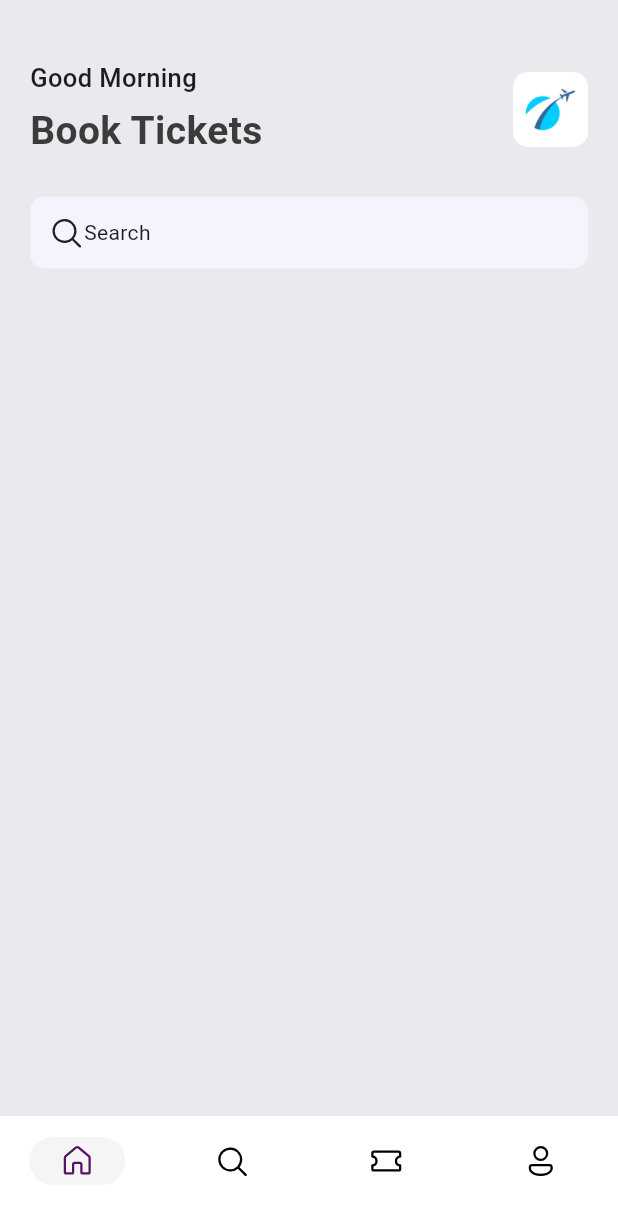
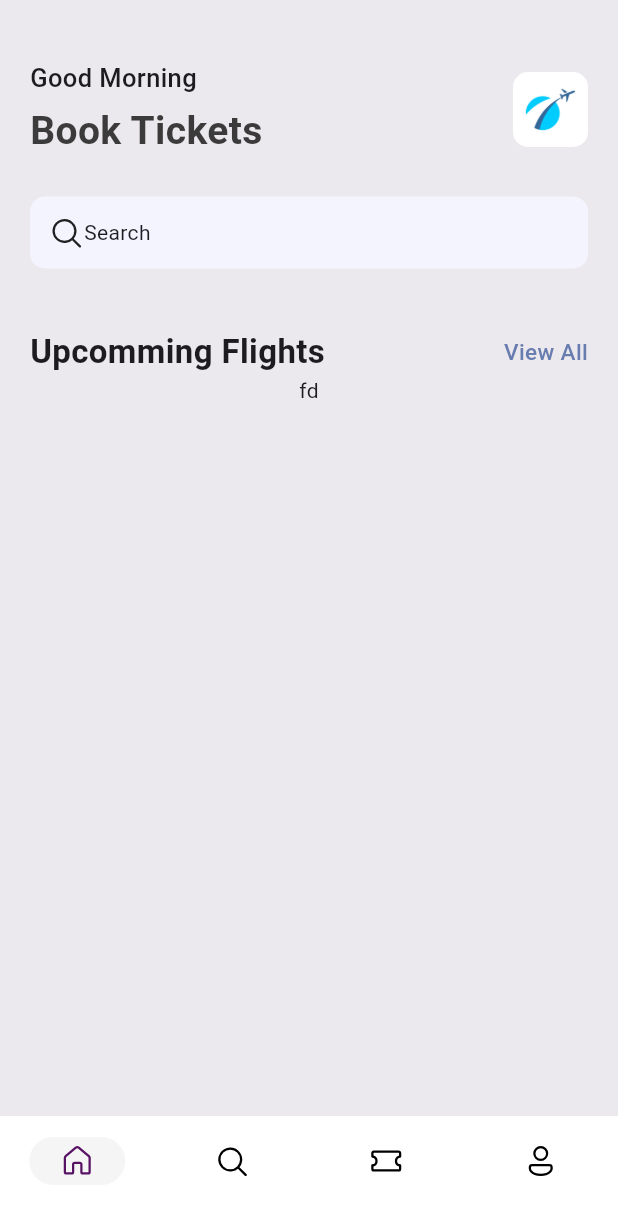
Before and after one commit to meetshaheer/TickSpot, a Flutter app: the screen it shows after launch, on a phone screen of 412 x 824 dp. Shown: the top 1215 px of the screen. Run offline on Flutter 3.47's test engine with Material 3 defaults, Android fonts, the phone set to English and light mode, and no system bars; our stand-ins replace fluentui_icons.

Commit message:
updated with double heading styles

```diff
--- /dev/null
+++ b/tickspot/lib/custom-components.dart/double-heading.dart
@@ -0,0 +1,22 @@
+import 'package:flutter/material.dart';
+import 'package:tickspot/theme/App-styles.dart';
+
+class doubleHeadline extends StatelessWidget {
+  const doubleHeadline({
+    super.key,
+    required this.headlineOne,
+    required this.headlineTwo,
+  });
+  final String headlineOne;
+  final String headlineTwo;
+  @override
+  Widget build(BuildContext context) {
+    return Row(
+      mainAxisAlignment: MainAxisAlignment.spaceBetween,
+      children: [
+        Text(headlineOne, style: AppStyles.headlineStyle2),
+        Text(headlineTwo, style: AppStyles.headlineStyle3.copyWith(color: primary, fontSize: 15))
+      ],
+    );
+  }
+}
--- /dev/null
+++ b/tickspot/lib/custom-components.dart/ticket-view.dart
@@ -0,0 +1,10 @@
+import 'package:flutter/material.dart';
+
+class TicketView extends StatelessWidget {
+  const TicketView({super.key});
+
+  @override
+  Widget build(BuildContext context) {
+    return const Text("fd");
+  }
+}
--- a/tickspot/lib/screen/home_view.dart
+++ b/tickspot/lib/screen/home_view.dart
@@ -1,8 +1,10 @@
 import 'package:fluentui_icons/fluentui_icons.dart';
 import 'package:flutter/material.dart';
 import 'package:tickspot/custom-components.dart/banner-side-icon.dart';
+import 'package:tickspot/custom-components.dart/double-heading.dart';
 import 'package:tickspot/custom-components.dart/heading-one.dart';
 import 'package:tickspot/custom-components.dart/heading-three.dart';
+import 'package:tickspot/custom-components.dart/ticket-view.dart';
 import 'package:tickspot/theme/App-styles.dart';
 
 class HomeView extends StatefulWidget {
@@ -58,7 +60,14 @@ class _HomeViewState extends State<HomeView> {
                         Text("Search"),
                       ],
                     ),
-                  )
+                  ),
+                  const SizedBox(
+                    height: 40,
+                  ),
+                  // Section Heading
+
+                  const doubleHeadline(headlineOne: "Upcomming Flights", headlineTwo: "View All"),
+                  TicketView()
                 ],
               ),
             )
--- a/tickspot/lib/theme/App-styles.dart
+++ b/tickspot/lib/theme/App-styles.dart
@@ -3,6 +3,7 @@ import 'package:flutter/material.dart';
 Color primary = const Color(0xFF687daf);
 Color backgroundColor = Color(0XFFECE9EE);
 Color whiteColor = Color(0xFFF3F4FD);
+
 
 class AppStyles {
   static Color primaryColor = primary;
@@ -17,5 +18,11 @@ class AppStyles {
   static TextStyle headlineStyle3 = const TextStyle(
     fontSize: 17,
     fontWeight: FontWeight.w500,
+
+  );
+
+  static TextStyle headlineStyle2 = const TextStyle(
+    fontSize: 22,
+    fontWeight: FontWeight.bold,
   );
 }
```
